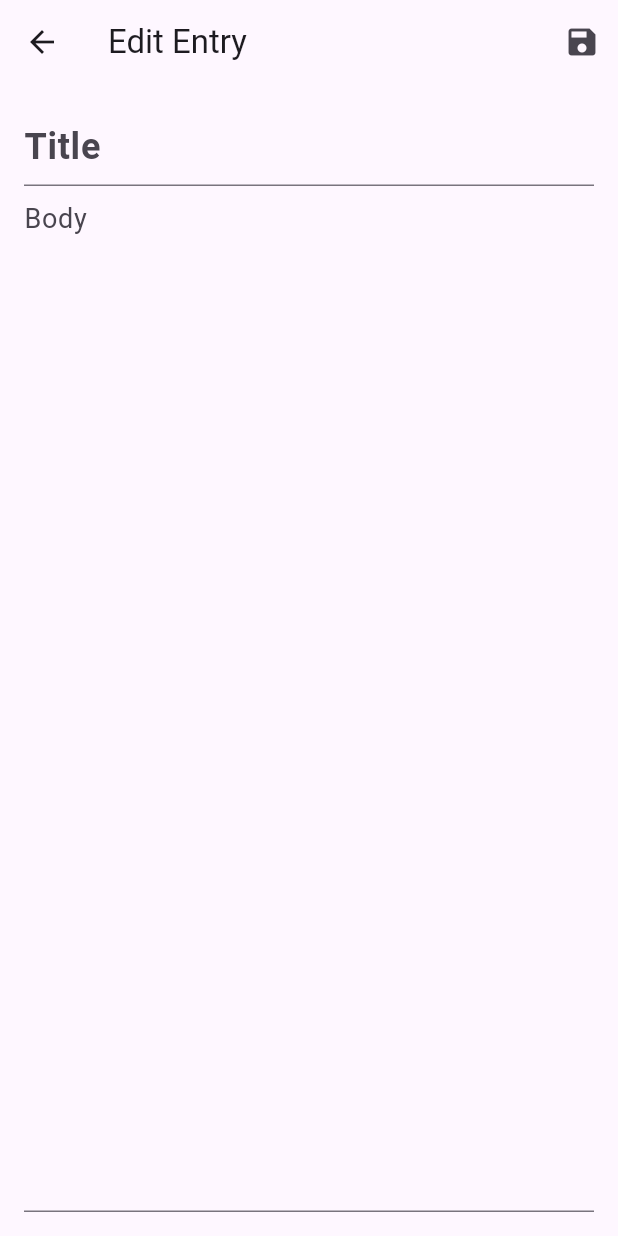
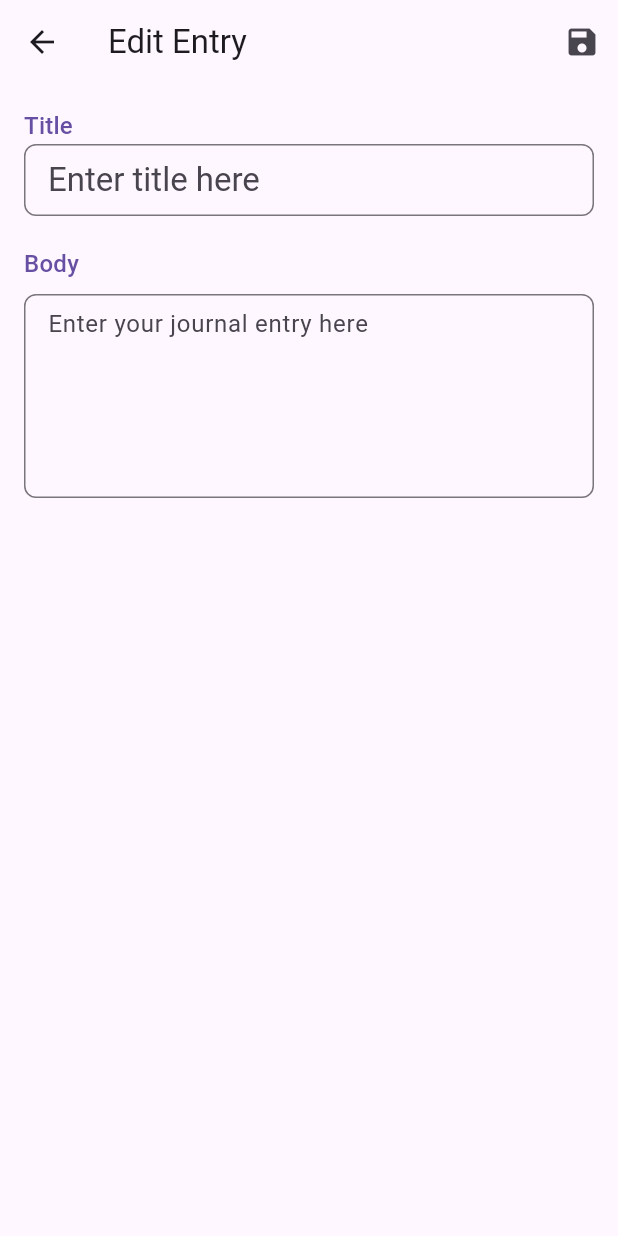
Before and after one commit to WillssEdgar/MoodWaves, a Flutter app: the screen it shows once a user with an empty profile is signed in, item 4 of the bottom bar chosen, after a tap on the "add" icon, on a phone screen of 412 x 824 dp. Run offline on Flutter 3.47's test engine with Material 3 defaults, Android fonts, the phone set to English and light mode, and no system bars; our stand-ins replace cloud_firestore, firebase_auth, firebase_core, fl_chart, table_calendar; accounts and stored records are empty.

Commit message:
Fixed journal page
Finished journal page completely

```diff
--- a/lib/screens/journal.dart
+++ b/lib/screens/journal.dart
@@ -32,7 +32,7 @@ Future<void> _loadEntries() async {
         .orderBy('date', descending: true) // Assuming you want to order by date
         .get();
 
-    final entriesList = querySnapshot.docs.map((doc) => JournalEntry.fromJson(doc.data() as Map<String, dynamic>)).toList();
+    final entriesList = querySnapshot.docs.map((doc) => JournalEntry.fromJson(doc.data())).toList();
     setState(() {
       entries = entriesList;
     });
--- a/lib/screens/journalEntry.dart
+++ b/lib/screens/journalEntry.dart
@@ -79,6 +79,8 @@ class _JournalEntryEditScreenState extends State<JournalEntryEditScreen> {
             .set(updatedEntry.toJson(), SetOptions(merge: true))
             .then((_) {
           print("Journal entry updated successfully.");
+          print(updatedEntry.toJson()); // Check the format of 'date' before saving
+
           // Show a success message using a SnackBar
           ScaffoldMessenger.of(context).showSnackBar(
             const SnackBar(
@@ -107,44 +109,89 @@ class _JournalEntryEditScreenState extends State<JournalEntryEditScreen> {
   }
 
 Future<bool> _onWillPop() async {
-    _saveChangesAndExit(); // Save changes when the user attempts to leave the screen
-    return false; // Prevent the default behavior since we're handling navigation manually
+  // Check if there are unsaved changes
+  if (_titleController.text != widget.entry.title || _bodyController.text != widget.entry.body) {
+    // Show a confirmation dialog
+    final shouldLeave = await showDialog<bool>(
+      context: context,
+      builder: (context) => AlertDialog(
+        title: const Text('Discard changes?'),
+        content: const Text('You have unsaved changes. Are you sure you want to leave?'),
+        actions: [
+          TextButton(
+            child: const Text('Cancel'),
+            onPressed: () => Navigator.of(context).pop(false), // User decides not to leave
+          ),
+          TextButton(
+            child: const Text('Discard'),
+            onPressed: () => Navigator.of(context).pop(true), // User decides to leave, discard changes
+          ),
+        ],
+      ),
+    );
+
+    return shouldLeave ?? false; // If dialog is dismissed, prevent pop (by returning false)
   }
+  // If there are no changes, allow the pop action
+  return true;
+}
+
 
 @override
 Widget build(BuildContext context) {
+  // Use theme data for consistent styling
+  final theme = Theme.of(context);
+
   return WillPopScope(
     onWillPop: _onWillPop,
     child: Scaffold(
       appBar: AppBar(
-          title: const Text('Edit Entry'),
+        title: Text('Edit Entry', style: theme.textTheme.titleLarge),
         actions: [
           IconButton(
             icon: const Icon(Icons.save),
-              onPressed:
-                  _saveChangesAndExit, // Save changes and exit when the save icon is tapped
+            onPressed: _saveChangesAndExit, // Save changes and exit when the save icon is tapped
+            tooltip: 'Save Changes',
           ),
         ],
+        backgroundColor: theme.appBarTheme.backgroundColor,
       ),
-        body: Padding(
+      body: SingleChildScrollView( // Make the body scrollable
         padding: const EdgeInsets.all(16.0),
         child: Column(
+          crossAxisAlignment: CrossAxisAlignment.start,
           children: [
+            Text('Title', style: theme.textTheme.titleMedium?.copyWith(color: theme.primaryColor)),
             TextField(
               controller: _titleController,
-                decoration: const InputDecoration(hintText: "Title"),
-                style:
-                    const TextStyle(fontSize: 24, fontWeight: FontWeight.bold),
+              decoration: InputDecoration(
+                hintText: "Enter title here",
+                border: OutlineInputBorder(
+                  borderRadius: BorderRadius.circular(8),
                 ),
-              Expanded(
-                child: TextField(
+                contentPadding: const EdgeInsets.symmetric(horizontal: 12, vertical: 8),
+              ),
+              style: theme.textTheme.titleLarge,
+            ),
+            const SizedBox(height: 20),
+            Text('Body', style: theme.textTheme.titleMedium?.copyWith(color: theme.primaryColor)),
+            const SizedBox(
+              height: 8,
+            ),
+            TextField(
               controller: _bodyController,
-                  decoration: const InputDecoration(hintText: "Body"),
-                  expands: true,
-                  maxLines: null,
+              decoration: InputDecoration(
+                hintText: "Enter your journal entry here",
+                border: OutlineInputBorder(
+                  borderRadius: BorderRadius.circular(8),
+                ),
+                contentPadding: const EdgeInsets.symmetric(horizontal: 12, vertical: 8),
+              ),
+              expands: false, // Change to false to make TextField expandable
+              maxLines: null, // Allows for any number of lines
+              minLines: 5, // Set minLines to null and maxLines to null for expanding
               keyboardType: TextInputType.multiline,
-                  style: const TextStyle(fontSize: 18),
-                ),
+              style: theme.textTheme.bodyLarge,
             ),
           ],
         ),
@@ -152,4 +199,5 @@ class _JournalEntryEditScreenState extends State<JournalEntryEditScreen> {
     ),
   );
 }
+
 }
```
Also changed, not shown: lib/classes/journalEntry_Class.dart (+5 -2 lines). Lines whose indentation alone changed are shown as unchanged.
